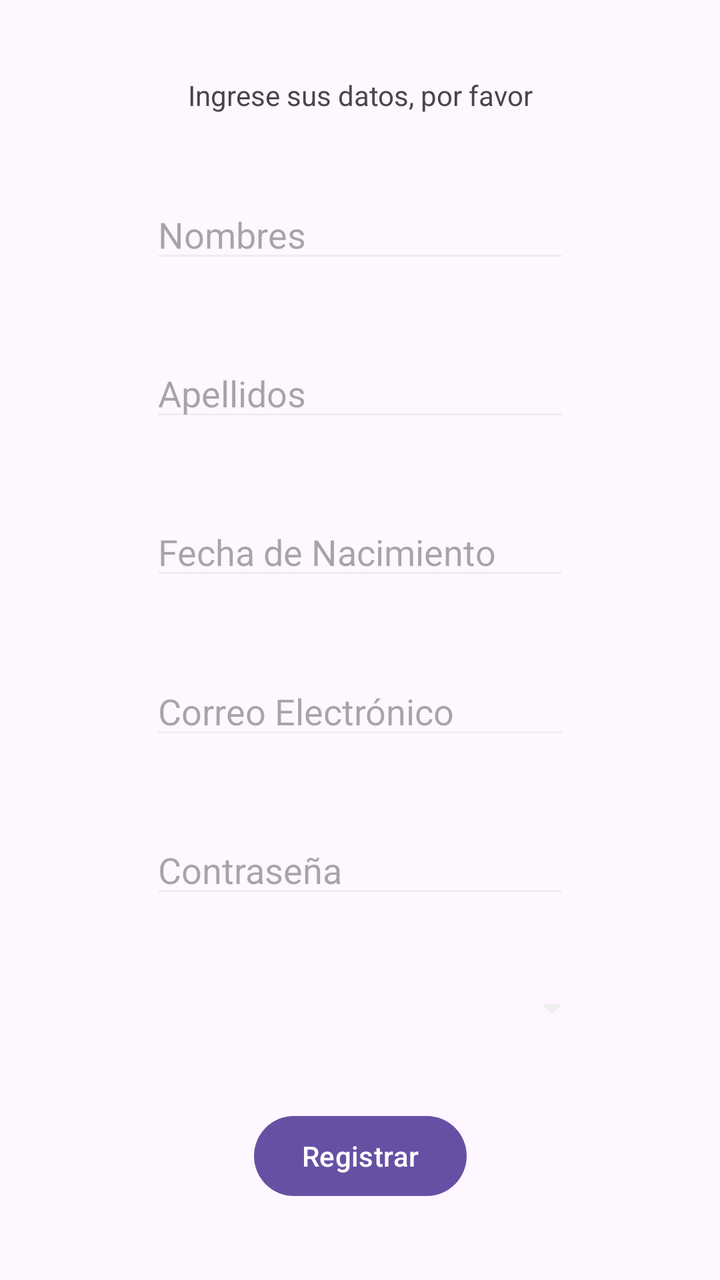
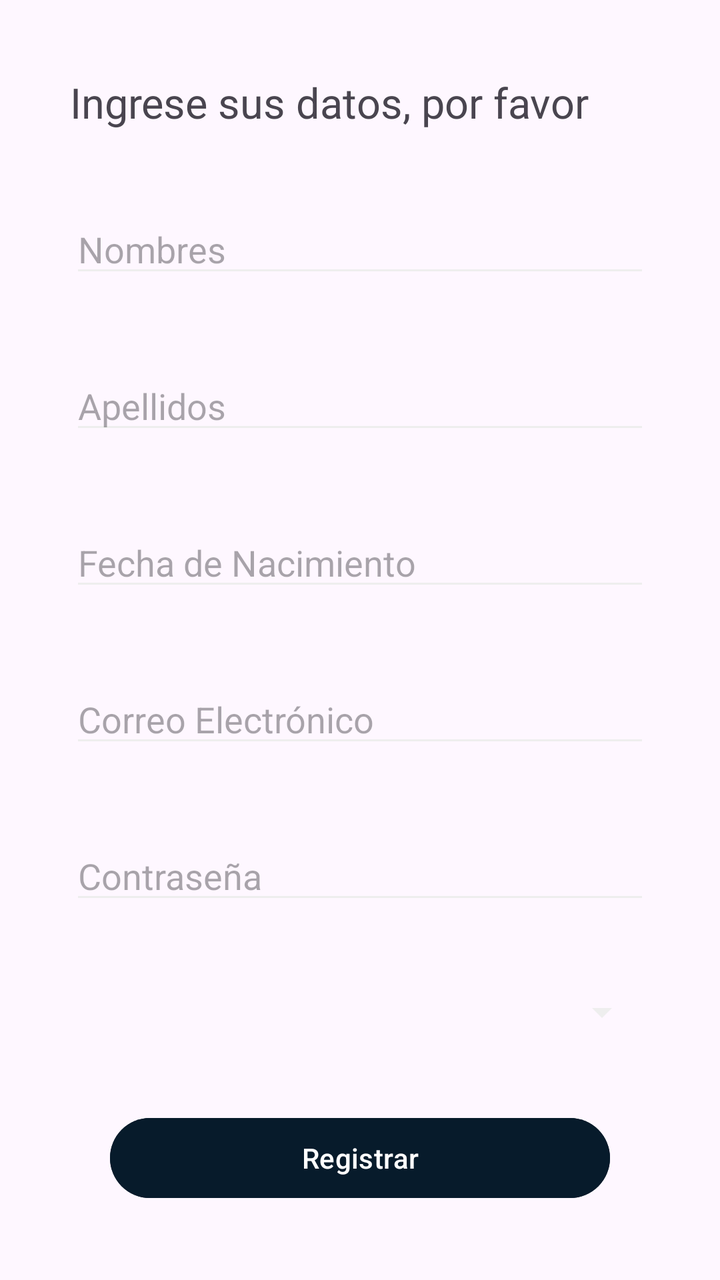

Compare the two renders of this Android layout. The source of the first and the diff that turns it into the second are given below.
<!-- AndroidManifest.xml: application theme Theme.VocabularioApp -->
<!-- res/layout/activity_register.xml -->
<?xml version="1.0" encoding="utf-8"?>
<androidx.constraintlayout.widget.ConstraintLayout xmlns:android="http://schemas.android.com/apk/res/android"
    xmlns:app="http://schemas.android.com/apk/res-auto"
    xmlns:tools="http://schemas.android.com/tools"
    android:id="@+id/main"
    android:layout_width="match_parent"
    android:layout_height="match_parent"
    tools:context=".RegisterActivity">

    <EditText
        android:id="@+id/rgCorreoElectronico"
        android:layout_width="wrap_content"
        android:layout_height="wrap_content"
        android:ems="10"
        android:hint="@string/rgCorreoElectronico"
        android:inputType="text"
        app:layout_constraintBottom_toTopOf="@+id/rgContrasena"
        app:layout_constraintEnd_toEndOf="parent"
        app:layout_constraintHorizontal_bias="0.5"
        app:layout_constraintStart_toStartOf="parent"
        app:layout_constraintTop_toBottomOf="@+id/rgFechaNacimiento"
        app:layout_constraintVertical_bias="0.5" />

    <TextView
        android:id="@+id/rgText"
        android:layout_width="wrap_content"
        android:layout_height="wrap_content"
        android:text="@string/rgTexto"
        app:layout_constraintBottom_toTopOf="@+id/rgNombre"
        app:layout_constraintEnd_toEndOf="parent"
        app:layout_constraintHorizontal_bias="0.5"
        app:layout_constraintStart_toStartOf="parent"
        app:layout_constraintTop_toTopOf="parent"
        app:layout_constraintVertical_bias="0.5" />

    <EditText
        android:id="@+id/rgFechaNacimiento"
        android:layout_width="wrap_content"
        android:layout_height="wrap_content"
        android:ems="10"
        android:hint="@string/rgFechaNacimiento"
        android:inputType="date"
        app:layout_constraintBottom_toTopOf="@+id/rgCorreoElectronico"
        app:layout_constraintEnd_toEndOf="parent"
        app:layout_constraintHorizontal_bias="0.5"
        app:layout_constraintStart_toStartOf="parent"
        app:layout_constraintTop_toBottomOf="@+id/rgApellidos"
        app:layout_constraintVertical_bias="0.5" />

    <Button
        android:id="@+id/btnRegistrar"
        android:layout_width="wrap_content"
        android:layout_height="wrap_content"
        android:text="@string/rgRegistrar"
        app:layout_constraintBottom_toBottomOf="parent"
        app:layout_constraintEnd_toEndOf="parent"
        app:layout_constraintHorizontal_bias="0.5"
        app:layout_constraintStart_toStartOf="parent"
        app:layout_constraintTop_toBottomOf="@+id/rgRol"
        app:layout_constraintVertical_bias="0.5" />

    <EditText
        android:id="@+id/rgApellidos"
        android:layout_width="wrap_content"
        android:layout_height="wrap_content"
        android:ems="10"
        android:hint="@string/rgApellidos"
        android:inputType="text"
        app:layout_constraintBottom_toTopOf="@+id/rgFechaNacimiento"
        app:layout_constraintEnd_toEndOf="parent"
        app:layout_constraintHorizontal_bias="0.5"
        app:layout_constraintStart_toStartOf="parent"
        app:layout_constraintTop_toBottomOf="@+id/rgNombre"
        app:layout_constraintVertical_bias="0.5" />

    <EditText
        android:id="@+id/rgNombre"
        android:layout_width="wrap_content"
        android:layout_height="wrap_content"
        android:ems="10"
        android:hint="@string/rgNombres"
        android:inputType="text"
        app:layout_constraintBottom_toTopOf="@+id/rgApellidos"
        app:layout_constraintEnd_toEndOf="parent"
        app:layout_constraintHorizontal_bias="0.5"
        app:layout_constraintStart_toStartOf="parent"
        app:layout_constraintTop_toBottomOf="@+id/rgText"
        app:layout_constraintVertical_bias="0.5" />

    <EditText
        android:id="@+id/rgContrasena"
        android:layout_width="wrap_content"
        android:layout_height="wrap_content"
        android:ems="10"
        android:hint="@string/rgContrasena"
        android:inputType="textPassword"
        app:layout_constraintBottom_toTopOf="@+id/rgRol"
        app:layout_constraintEnd_toEndOf="parent"
        app:layout_constraintHorizontal_bias="0.5"
        app:layout_constraintStart_toStartOf="parent"
        app:layout_constraintTop_toBottomOf="@+id/rgCorreoElectronico"
        app:layout_constraintVertical_bias="0.5" />

    <Spinner
        android:id="@+id/rgRol"
        android:layout_width="240dp"
        android:layout_height="wrap_content"
        app:layout_constraintBottom_toTopOf="@+id/btnRegistrar"
        app:layout_constraintTop_toBottomOf="@+id/rgContrasena"
        app:layout_constraintVertical_bias="0.5"
        app:layout_constraintStart_toStartOf="parent"
        app:layout_constraintHorizontal_bias="0.5"
        app:layout_constraintEnd_toEndOf="parent" />

</androidx.constraintlayout.widget.ConstraintLayout>
<!-- resources referenced by this layout -->
<resources>
  <string name="rgApellidos">Apellidos</string>
  <string name="rgContrasena">Contraseña</string>
  <string name="rgCorreoElectronico">Correo Electrónico</string>
  <string name="rgFechaNacimiento">Fecha de Nacimiento</string>
  <string name="rgNombres">Nombres</string>
  <string name="rgRegistrar">Registrar</string>
  <string name="rgTexto">Ingrese sus datos, por favor</string>
  <style name="Theme.VocabularioApp" parent="Base.Theme.VocabularioApp" />
  <style name="Base.Theme.VocabularioApp" parent="Theme.Material3.DayNight.NoActionBar">
          
          
          <item name="titleTextColor">@color/lt_menu</item>
          <item name="android:actionMenuTextColor">@color/lt_menu</item>
          <item name="colorControlNormal">@color/lt_menu</item>
  
      </style>
  <color name="lt_menu">#EEEEEE</color>
</resources>

<!-- the commit's change to res/layout/activity_register.xml (unified diff, before → after) -->
@@ -9,8 +9,10 @@
 
     <EditText
         android:id="@+id/rgCorreoElectronico"
-        android:layout_width="wrap_content"
+        android:layout_width="0dp"
         android:layout_height="wrap_content"
+        android:layout_marginStart="35dp"
+        android:layout_marginEnd="35dp"
         android:ems="10"
         android:hint="@string/rgCorreoElectronico"
         android:inputType="text"
@@ -23,9 +25,12 @@
 
     <TextView
         android:id="@+id/rgText"
-        android:layout_width="wrap_content"
+        android:layout_width="0dp"
         android:layout_height="wrap_content"
+        android:layout_marginStart="35dp"
+        android:layout_marginEnd="35dp"
         android:text="@string/rgTexto"
+        android:textSize="21dp"
         app:layout_constraintBottom_toTopOf="@+id/rgNombre"
         app:layout_constraintEnd_toEndOf="parent"
         app:layout_constraintHorizontal_bias="0.5"
@@ -35,8 +40,10 @@
 
     <EditText
         android:id="@+id/rgFechaNacimiento"
-        android:layout_width="wrap_content"
+        android:layout_width="0dp"
         android:layout_height="wrap_content"
+        android:layout_marginStart="35dp"
+        android:layout_marginEnd="35dp"
         android:ems="10"
         android:hint="@string/rgFechaNacimiento"
         android:inputType="date"
@@ -49,9 +56,12 @@
 
     <Button
         android:id="@+id/btnRegistrar"
-        android:layout_width="wrap_content"
+        android:layout_width="0dp"
         android:layout_height="wrap_content"
+        android:layout_marginStart="55dp"
+        android:layout_marginEnd="55dp"
         android:text="@string/rgRegistrar"
+        android:backgroundTint="@color/bg_menu"
         app:layout_constraintBottom_toBottomOf="parent"
         app:layout_constraintEnd_toEndOf="parent"
         app:layout_constraintHorizontal_bias="0.5"
@@ -61,8 +71,10 @@
 
     <EditText
         android:id="@+id/rgApellidos"
-        android:layout_width="wrap_content"
+        android:layout_width="0dp"
         android:layout_height="wrap_content"
+        android:layout_marginStart="35dp"
+        android:layout_marginEnd="35dp"
         android:ems="10"
         android:hint="@string/rgApellidos"
         android:inputType="text"
@@ -75,8 +87,10 @@
 
     <EditText
         android:id="@+id/rgNombre"
-        android:layout_width="wrap_content"
+        android:layout_width="0dp"
         android:layout_height="wrap_content"
+        android:layout_marginStart="35dp"
+        android:layout_marginEnd="35dp"
         android:ems="10"
         android:hint="@string/rgNombres"
         android:inputType="text"
@@ -89,8 +103,10 @@
 
     <EditText
         android:id="@+id/rgContrasena"
-        android:layout_width="wrap_content"
+        android:layout_width="0dp"
         android:layout_height="wrap_content"
+        android:layout_marginStart="35dp"
+        android:layout_marginEnd="35dp"
         android:ems="10"
         android:hint="@string/rgContrasena"
         android:inputType="textPassword"
@@ -103,13 +119,15 @@
 
     <Spinner
         android:id="@+id/rgRol"
-        android:layout_width="240dp"
+        android:layout_width="0dp"
         android:layout_height="wrap_content"
+        android:layout_marginStart="35dp"
+        android:layout_marginEnd="35dp"
         app:layout_constraintBottom_toTopOf="@+id/btnRegistrar"
+        app:layout_constraintEnd_toEndOf="parent"
+        app:layout_constraintHorizontal_bias="0.5"
+        app:layout_constraintStart_toStartOf="parent"
         app:layout_constraintTop_toBottomOf="@+id/rgContrasena"
-        app:layout_constraintVertical_bias="0.5"
-        app:layout_constraintStart_toStartOf="parent"
-        app:layout_constraintHorizontal_bias="0.5"
-        app:layout_constraintEnd_toEndOf="parent" />
+        app:layout_constraintVertical_bias="0.5" />
 
 </androidx.constraintlayout.widget.ConstraintLayout>
<!-- resource entries referenced after the edit -->
@@ -1,5 +1,6 @@
 <!-- resources referenced by this layout -->
 <resources>
+  <color name="bg_menu">#071B2B</color>
   <string name="rgApellidos">Apellidos</string>
   <string name="rgContrasena">Contraseña</string>
   <string name="rgCorreoElectronico">Correo Electrónico</string>
